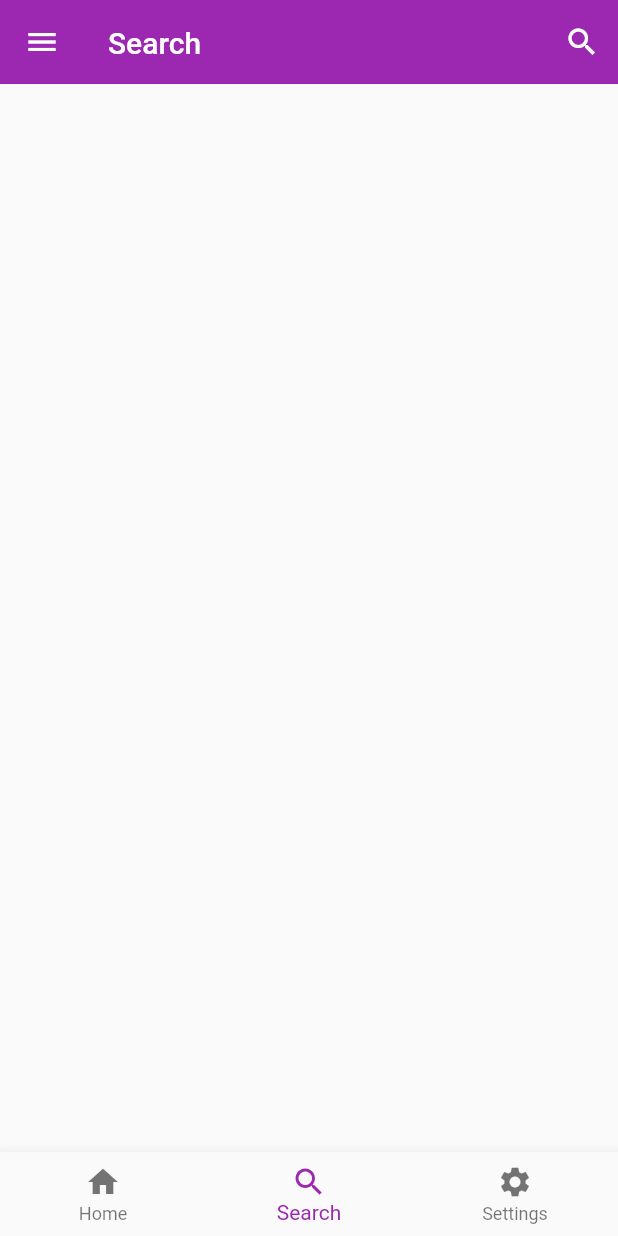
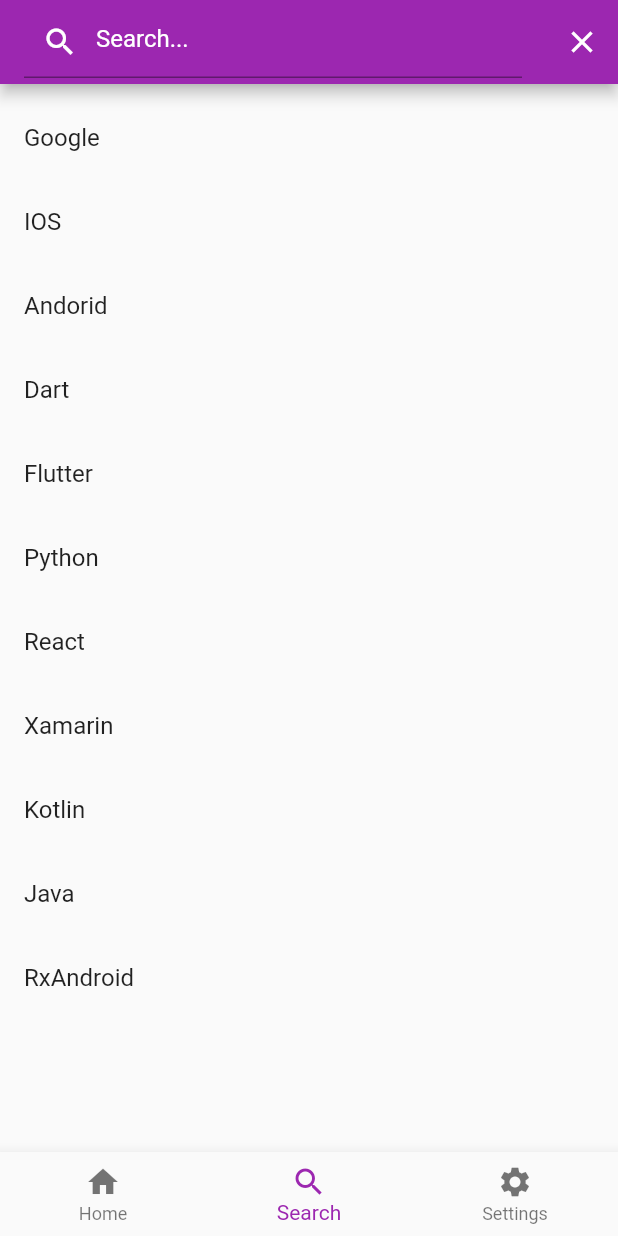
Before and after one commit to 9kimgu/jikanganai, a Flutter app: the screen it shows after launch, item 2 of the bottom bar chosen, after a tap on the "search" icon, on a phone screen of 412 x 824 dp. Run offline on Flutter 3.47's test engine with Material 2 defaults, Android fonts, the phone set to English and light mode, and no system bars; missing offline and left inert: jikan_dart.

Commit message:
completely redid search layout, experimental

```diff
--- a/lib/main.dart
+++ b/lib/main.dart
@@ -51,7 +51,7 @@ class _MyHomePageState extends State<MyHomePage> {
   int _currentIndex = 0;
   final List<Widget> _children =[
     HomeWidget(),
-    SearchWidget(),
+    SearchList(),
     SettingsWidget(),
   ];
 
--- a/lib/searchView.dart
+++ b/lib/searchView.dart
@@ -1,4 +1,158 @@
 import 'package:flutter/material.dart';
+
+
+class SearchList extends StatefulWidget {
+  SearchList({Key key}) : super(key: key);
+  @override
+  _SearchListState createState() => new _SearchListState();
+}
+
+class _SearchListState extends State<SearchList>
+{
+  Widget appBarTitle = new Text("Anime Search", style: new TextStyle(color: Colors.white),);
+  Icon actionIcon = new Icon(Icons.search, color: Colors.white,);
+  final key = new GlobalKey<ScaffoldState>();
+  final TextEditingController _searchQuery = new TextEditingController();
+  List<String> _list;
+  bool _IsSearching;
+  String _searchText = "";
+
+  _SearchListState() {
+    _searchQuery.addListener(() {
+      if (_searchQuery.text.isEmpty) {
+        setState(() {
+          _IsSearching = false;
+          _searchText = "";
+        });
+      }
+      else {
+        setState(() {
+          _IsSearching = true;
+          _searchText = _searchQuery.text;
+        });
+      }
+    });
+  }
+
+  @override
+  void initState() {
+    super.initState();
+    _IsSearching = false;
+    init();
+
+  }
+
+  void init() {
+    _list = List();
+    _list.add("Google");
+    _list.add("IOS");
+    _list.add("Andorid");
+    _list.add("Dart");
+    _list.add("Flutter");
+    _list.add("Python");
+    _list.add("React");
+    _list.add("Xamarin");
+    _list.add("Kotlin");
+    _list.add("Java");
+    _list.add("RxAndroid");
+  }
+
+  @override
+  Widget build(BuildContext context) {
+    return new Scaffold(
+      key: key,
+      appBar: buildBar(context),
+      body: new ListView(
+        padding: new EdgeInsets.symmetric(vertical: 8.0),
+        children: _IsSearching ? _buildSearchList() : _buildList(),
+      ),
+    );
+  }
+
+  List<ChildItem> _buildList() {
+    return _list.map((contact) => new ChildItem(contact)).toList();
+  }
+
+  List<ChildItem> _buildSearchList() {
+    if (_searchText.isEmpty) {
+      return _list.map((contact) => new ChildItem(contact))
+          .toList();
+    }
+    else {
+      List<String> _searchList = List();
+      for (int i = 0; i < _list.length; i++) {
+        String  name = _list.elementAt(i);
+        if (name.toLowerCase().contains(_searchText.toLowerCase())) {
+          _searchList.add(name);
+        }
+      }
+      return _searchList.map((contact) => new ChildItem(contact))
+          .toList();
+    }
+  }
+
+  Widget buildBar(BuildContext context) {
+    return new AppBar(
+        centerTitle: true,
+        title: appBarTitle,
+        actions: <Widget>[
+          new IconButton(icon: actionIcon, onPressed: () {
+            setState(() {
+              if (this.actionIcon.icon == Icons.search) {
+                this.actionIcon = new Icon(Icons.close, color: Colors.white,);
+                this.appBarTitle = new TextField(
+                  controller: _searchQuery,
+                  style: new TextStyle(
+                    color: Colors.white,
+
+                  ),
+                  decoration: new InputDecoration(
+                      prefixIcon: new Icon(Icons.search, color: Colors.white),
+                      hintText: "Search...",
+                      hintStyle: new TextStyle(color: Colors.white)
+                  ),
+                );
+                _handleSearchStart();
+              }
+              else {
+                _handleSearchEnd();
+              }
+            });
+          },),
+        ]
+    );
+  }
+
+  void _handleSearchStart() {
+    setState(() {
+      _IsSearching = true;
+    });
+  }
+
+  void _handleSearchEnd() {
+    setState(() {
+      this.actionIcon = new Icon(Icons.search, color: Colors.white,);
+      this.appBarTitle =
+      new Text("Search Sample", style: new TextStyle(color: Colors.white),);
+      _IsSearching = false;
+      _searchQuery.clear();
+    });
+  }
+
+}
+
+class ChildItem extends StatelessWidget {
+  final String name;
+
+  ChildItem(this.name);
+
+  @override
+  Widget build(BuildContext context) {
+    return new ListTile(title: new Text(this.name));
+  }
+}
+
+/*
 
 class SearchWidget extends StatelessWidget{
   TextEditingController editingController = TextEditingController();
@@ -23,13 +177,15 @@ class SearchWidget extends StatelessWidget{
           IconButton(
             icon: Icon(Icons.search),
             onPressed: (){
+              _openSearch();
               //expand search textfield here
             }
           )
         ]
       )
     ],);
-    /*return new Scaffold(
+    */
+/*return new Scaffold(
       body: Container(
         child: Column(
           children: <Widget>[
@@ -71,9 +227,21 @@ class SearchWidget extends StatelessWidget{
           ]
         )
       )
-    );*/
+    );*//*
+
   }
 }
+
+void _openSearch(){
+
+}
+
+*/
+
+
+
+
+
 
 void _toDetailsScreen(BuildContext context){
   Navigator.push(
```
